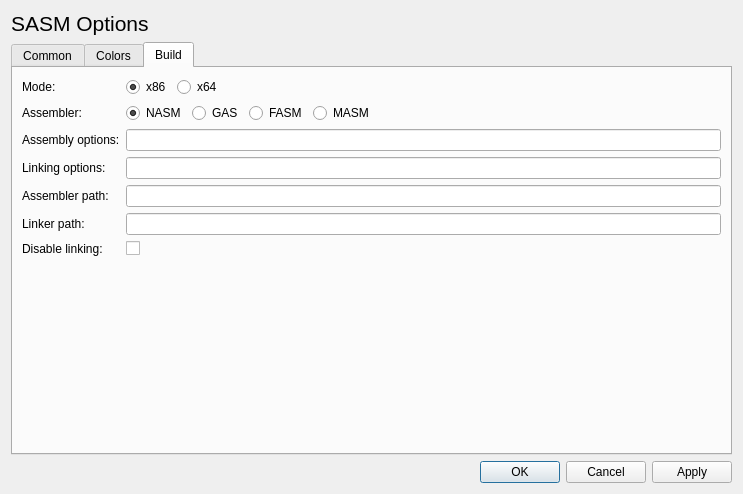
The window that settings.ui (Dman95/SASM) describes before a commit, drawn with Qt 5.
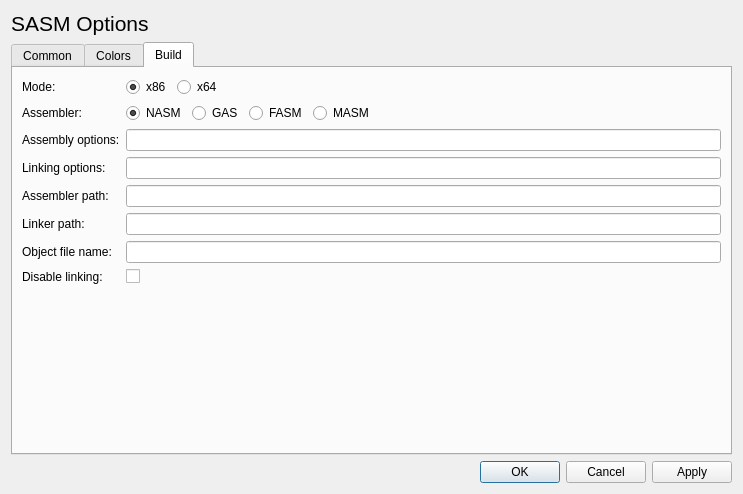
The same window after the commit. The open tabs and pages were chosen to show the change.

Commit message:
Object file name can be changed.
Ability is needed for some linkers (for example, golink).

```diff
--- a/settings.ui
+++ b/settings.ui
@@ -2077,14 +2077,14 @@
          <item row="5" column="1">
           <widget class="QLineEdit" name="linkerPathEdit"/>
          </item>
-         <item row="6" column="0">
+         <item row="7" column="0">
           <widget class="QLabel" name="disableLinkingLabel">
            <property name="text">
             <string>Disable linking:</string>
            </property>
           </widget>
          </item>
-         <item row="6" column="1">
+         <item row="7" column="1">
           <widget class="QCheckBox" name="disableLinkingCheckbox">
            <property name="enabled">
             <bool>true</bool>
@@ -2094,6 +2094,16 @@
            </property>
           </widget>
          </item>
+         <item row="6" column="0">
+          <widget class="QLabel" name="objectFileNameLabel">
+           <property name="text">
+            <string>Object file name:</string>
+           </property>
+          </widget>
+         </item>
+         <item row="6" column="1">
+          <widget class="QLineEdit" name="objectFileNameEdit"/>
+         </item>
         </layout>
        </item>
        <item>
```
Left out of the diff: 4 changed lines with no effect on the pictures. The commit also changes 4 other files.
